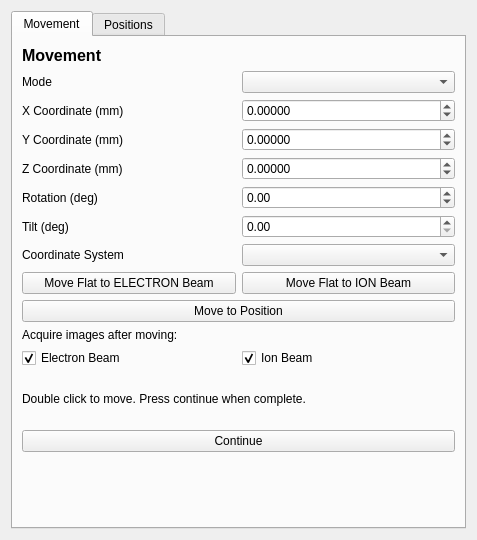
Qt form fibsem/ui/qtdesigner_files/FibsemMovementWidget.ui (DeMarcoLab/fibsem) before a commit.
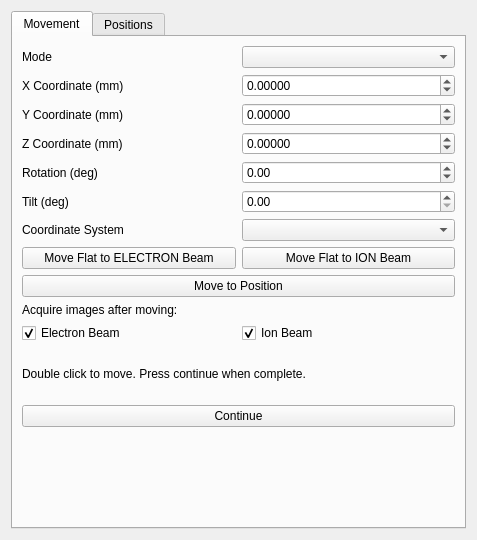
The same form after that commit.

Commit message: img and movement widgets

```diff
--- a/fibsem/ui/qtdesigner_files/FibsemMovementWidget.ui
+++ b/fibsem/ui/qtdesigner_files/FibsemMovementWidget.ui
@@ -24,75 +24,24 @@
        <string>Movement</string>
       </attribute>
       <layout class="QGridLayout" name="gridLayout_2">
-       <item row="14" column="0" colspan="2">
-        <widget class="QPushButton" name="pushButton_continue">
-         <property name="text">
-          <string>Continue</string>
-         </property>
-        </widget>
-       </item>
-       <item row="7" column="1">
-        <widget class="QComboBox" name="comboBox_movement_stage_coordinate_system"/>
-       </item>
-       <item row="10" column="0" colspan="2">
-        <widget class="QPushButton" name="pushButton_move">
-         <property name="text">
-          <string>Move to Position</string>
-         </property>
-        </widget>
-       </item>
        <item row="6" column="0">
-        <widget class="QLabel" name="label_movement_stage_tilt">
-         <property name="text">
-          <string>Tilt (deg)</string>
-         </property>
-        </widget>
-       </item>
-       <item row="12" column="1">
-        <widget class="QCheckBox" name="checkBox_movement_acquire_ion">
-         <property name="text">
-          <string>Ion Beam</string>
-         </property>
-         <property name="checked">
-          <bool>true</bool>
-         </property>
-        </widget>
-       </item>
-       <item row="2" column="0">
-        <widget class="QLabel" name="label_movement_stage_x">
-         <property name="text">
-          <string>X Coordinate (mm)</string>
-         </property>
-        </widget>
-       </item>
-       <item row="6" column="1">
-        <widget class="QDoubleSpinBox" name="doubleSpinBox_movement_stage_tilt"/>
-       </item>
-       <item row="12" column="0">
-        <widget class="QCheckBox" name="checkBox_movement_acquire_electron">
-         <property name="text">
-          <string>Electron Beam</string>
-         </property>
-         <property name="checked">
-          <bool>true</bool>
-         </property>
-        </widget>
-       </item>
-       <item row="3" column="0">
-        <widget class="QLabel" name="label_movement_stage_y">
-         <property name="text">
-          <string>Y Coordinate (mm)</string>
-         </property>
-        </widget>
-       </item>
-       <item row="7" column="0">
         <widget class="QLabel" name="label_movement_stage_coordinate_system">
          <property name="text">
           <string>Coordinate System</string>
          </property>
         </widget>
        </item>
-       <item row="3" column="1">
+       <item row="5" column="1">
+        <widget class="QDoubleSpinBox" name="doubleSpinBox_movement_stage_tilt"/>
+       </item>
+       <item row="8" column="1">
+        <widget class="QPushButton" name="pushButton_move_flat_ion">
+         <property name="text">
+          <string>Move Flat to ION Beam</string>
+         </property>
+        </widget>
+       </item>
+       <item row="2" column="1">
         <widget class="QDoubleSpinBox" name="doubleSpinBox_movement_stage_y">
          <property name="decimals">
           <number>5</number>
@@ -105,7 +54,41 @@
          </property>
         </widget>
        </item>
-       <item row="15" column="0" colspan="2">
+       <item row="9" column="0" colspan="2">
+        <widget class="QPushButton" name="pushButton_move">
+         <property name="text">
+          <string>Move to Position</string>
+         </property>
+        </widget>
+       </item>
+       <item row="13" column="0" colspan="2">
+        <widget class="QPushButton" name="pushButton_continue">
+         <property name="text">
+          <string>Continue</string>
+         </property>
+        </widget>
+       </item>
+       <item row="1" column="1">
+        <widget class="QDoubleSpinBox" name="doubleSpinBox_movement_stage_x">
+         <property name="decimals">
+          <number>5</number>
+         </property>
+         <property name="minimum">
+          <double>-10000000000.000000000000000</double>
+         </property>
+         <property name="maximum">
+          <double>100000000000000000.000000000000000</double>
+         </property>
+        </widget>
+       </item>
+       <item row="10" column="0" colspan="2">
+        <widget class="QLabel" name="label_movement_images">
+         <property name="text">
+          <string>Acquire images after moving:</string>
+         </property>
+        </widget>
+       </item>
+       <item row="14" column="0" colspan="2">
         <spacer name="verticalSpacer">
          <property name="orientation">
           <enum>Qt::Vertical</enum>
@@ -118,28 +101,58 @@
          </property>
         </spacer>
        </item>
-       <item row="5" column="0">
+       <item row="0" column="1">
+        <widget class="QComboBox" name="comboBox_movement_mode"/>
+       </item>
+       <item row="4" column="0">
         <widget class="QLabel" name="label_movement_stage_rotation">
          <property name="text">
           <string>Rotation (deg)</string>
          </property>
         </widget>
        </item>
+       <item row="11" column="0">
+        <widget class="QCheckBox" name="checkBox_movement_acquire_electron">
+         <property name="text">
+          <string>Electron Beam</string>
+         </property>
+         <property name="checked">
+          <bool>true</bool>
+         </property>
+        </widget>
+       </item>
+       <item row="2" column="0">
+        <widget class="QLabel" name="label_movement_stage_y">
+         <property name="text">
+          <string>Y Coordinate (mm)</string>
+         </property>
+        </widget>
+       </item>
+       <item row="11" column="1">
+        <widget class="QCheckBox" name="checkBox_movement_acquire_ion">
+         <property name="text">
+          <string>Ion Beam</string>
+         </property>
+         <property name="checked">
+          <bool>true</bool>
+         </property>
+        </widget>
+       </item>
        <item row="1" column="0">
-        <widget class="QLabel" name="label_movement_mode">
+        <widget class="QLabel" name="label_movement_stage_x">
          <property name="text">
-          <string>Mode</string>
+          <string>X Coordinate (mm)</string>
          </property>
         </widget>
        </item>
-       <item row="11" column="0" colspan="2">
-        <widget class="QLabel" name="label_movement_images">
+       <item row="8" column="0">
+        <widget class="QPushButton" name="pushButton_move_flat_electron">
          <property name="text">
-          <string>Acquire images after moving:</string>
+          <string>Move Flat to ELECTRON Beam</string>
          </property>
         </widget>
        </item>
-       <item row="13" column="0" colspan="2">
+       <item row="12" column="0" colspan="2">
         <widget class="QLabel" name="label_movement_instructions">
          <property name="minimumSize">
           <size>
@@ -156,53 +169,20 @@
         </widget>
        </item>
        <item row="0" column="0">
-        <widget class="QLabel" name="label_title">
-         <property name="font">
-          <font>
-           <pointsize>12</pointsize>
-           <weight>75</weight>
-           <bold>true</bold>
-          </font>
-         </property>
+        <widget class="QLabel" name="label_movement_mode">
          <property name="text">
-          <string>Movement</string>
+          <string>Mode</string>
          </property>
         </widget>
        </item>
-       <item row="5" column="1">
-        <widget class="QDoubleSpinBox" name="doubleSpinBox_movement_stage_rotation">
-         <property name="minimum">
-          <double>-360.000000000000000</double>
-         </property>
-         <property name="maximum">
-          <double>360.000000000000000</double>
-         </property>
-        </widget>
-       </item>
-       <item row="2" column="1">
-        <widget class="QDoubleSpinBox" name="doubleSpinBox_movement_stage_x">
-         <property name="decimals">
-          <number>5</number>
-         </property>
-         <property name="minimum">
-          <double>-10000000000.000000000000000</double>
-         </property>
-         <property name="maximum">
-          <double>100000000000000000.000000000000000</double>
-         </property>
-        </widget>
-       </item>
-       <item row="4" column="0">
-        <widget class="QLabel" name="label_movement_stage_z">
+       <item row="5" column="0">
+        <widget class="QLabel" name="label_movement_stage_tilt">
          <property name="text">
-          <string>Z Coordinate (mm)</string>
+          <string>Tilt (deg)</string>
          </property>
         </widget>
        </item>
-       <item row="1" column="1">
-        <widget class="QComboBox" name="comboBox_movement_mode"/>
-       </item>
-       <item row="4" column="1">
+       <item row="3" column="1">
         <widget class="QDoubleSpinBox" name="doubleSpinBox_movement_stage_z">
          <property name="decimals">
           <number>5</number>
@@ -215,17 +195,23 @@
          </property>
         </widget>
        </item>
-       <item row="9" column="1">
-        <widget class="QPushButton" name="pushButton_move_flat_ion">
+       <item row="3" column="0">
+        <widget class="QLabel" name="label_movement_stage_z">
          <property name="text">
-          <string>Move Flat to ION Beam</string>
+          <string>Z Coordinate (mm)</string>
          </property>
         </widget>
        </item>
-       <item row="9" column="0">
-        <widget class="QPushButton" name="pushButton_move_flat_electron">
-         <property name="text">
-          <string>Move Flat to ELECTRON Beam</string>
+       <item row="6" column="1">
+        <widget class="QComboBox" name="comboBox_movement_stage_coordinate_system"/>
+       </item>
+       <item row="4" column="1">
+        <widget class="QDoubleSpinBox" name="doubleSpinBox_movement_stage_rotation">
+         <property name="minimum">
+          <double>-360.000000000000000</double>
+         </property>
+         <property name="maximum">
+          <double>360.000000000000000</double>
          </property>
         </widget>
        </item>
```
Left out of the diff: 142 changed lines with no effect on the pictures. The commit also changes 5 other files.
